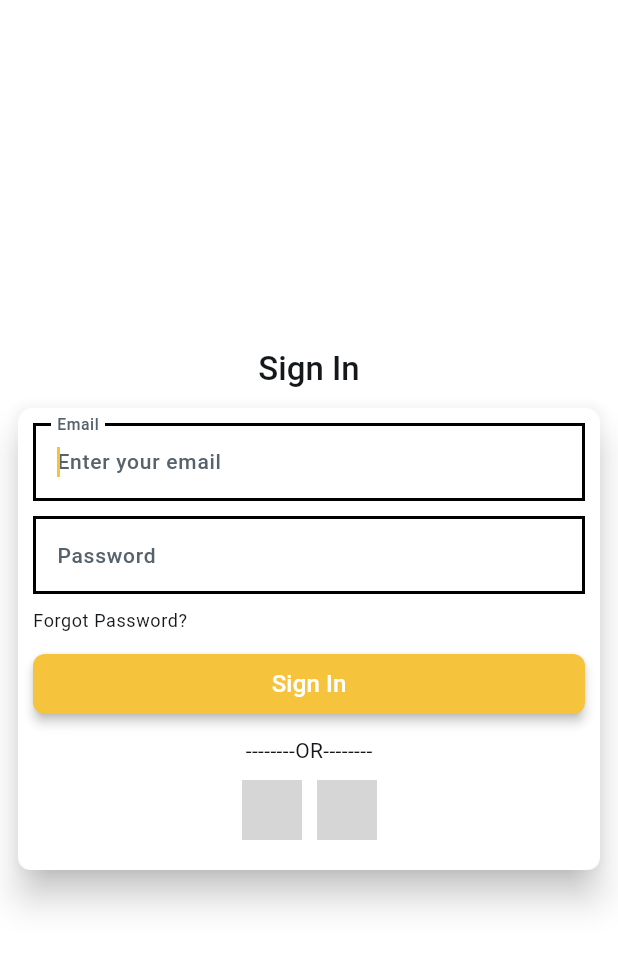
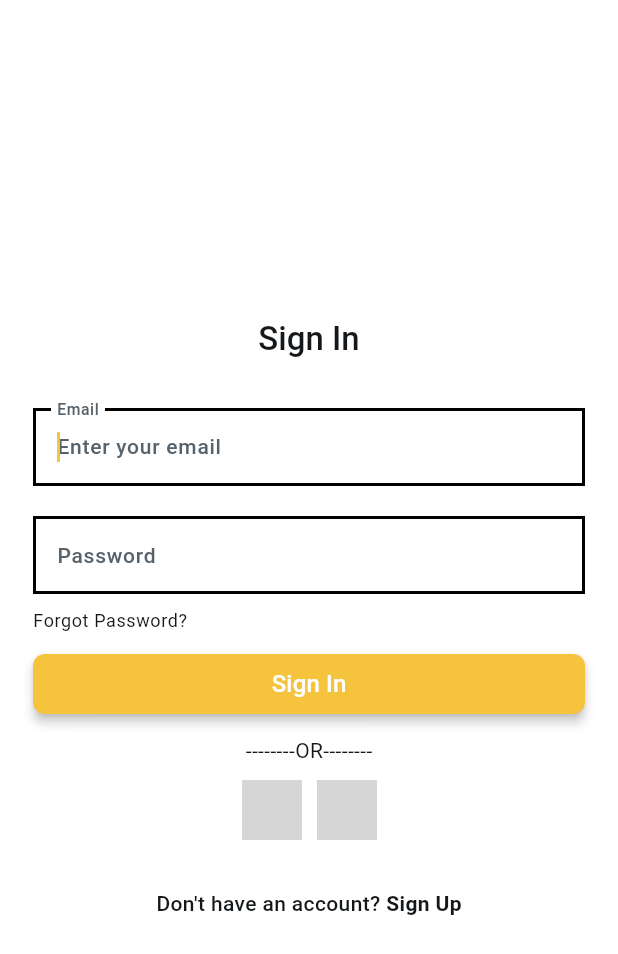
Before and after one commit to Mohammad-Areeb-Kashaf/furndayseller, a Flutter app: the screen it shows after launch, on a phone screen of 412 x 824 dp. Shown: the top 954 px of the screen. Run offline on Flutter 3.47's test engine with Material 3 defaults, Android fonts, the phone set to English and light mode, and no system bars; our stand-ins replace auto_size_text, cloud_firestore, connectivity_plus, firebase_auth, firebase_core, get and 1 more; accounts and stored records are empty; Roboto replaces fonts that are missing (Readex Pro); grey boxes are pictures that could not be loaded.

Commit message:
Sign In and Sign Up screen designed properly

```diff
--- a/lib/main.dart
+++ b/lib/main.dart
@@ -150,7 +150,7 @@ class _MyAppState extends State<MyApp> {
               900: Color(0xffEFA11A),
             },
           ),
-          scaffoldBackgroundColor: kWhiteBackground,
+          scaffoldBackgroundColor: const Color(0xffF1F4F8),
           appBarTheme: const AppBarTheme(
             titleTextStyle: TextStyle(
                 color: Colors.black, fontSize: 16, fontWeight: FontWeight.bold),
--- a/lib/screens/auth_screens/signin_screen.dart
+++ b/lib/screens/auth_screens/signin_screen.dart
@@ -1,4 +1,5 @@
 import 'package:furndayseller/constants.dart';
+import 'package:furndayseller/screens/auth_screens/sign_up_screen.dart';
 
 class SignInScreen extends StatefulWidget {
   const SignInScreen({Key? key}) : super(key: key);
@@ -11,7 +12,6 @@ class _SignInScreenState extends State<SignInScreen> {
   @override
   Widget build(BuildContext context) {
     return Scaffold(
-      backgroundColor: const Color(0xffF1F4F8),
       body: SafeArea(
         top: true,
         child: Align(
@@ -32,10 +32,12 @@ class _SignInScreenState extends State<SignInScreen> {
                 ),
                 Padding(
                   padding: const EdgeInsets.all(12),
-                  child: Material(
-                    elevation: 10,
-                    shape: const RoundedRectangleBorder(
-                      borderRadius: BorderRadius.all(Radius.circular(8)),
+                  child: Container(
+                    width: double.infinity,
+                    decoration: BoxDecoration(
+                      color: Colors.white,
+                      borderRadius: BorderRadius.circular(10),
+                      shape: BoxShape.rectangle,
                     ),
                     child: Container(
                       width: double.infinity,
@@ -51,7 +53,10 @@ class _SignInScreenState extends State<SignInScreen> {
                           mainAxisSize: MainAxisSize.max,
                           crossAxisAlignment: CrossAxisAlignment.stretch,
                           children: [
-                            TextFormField(
+                            Padding(
+                              padding: const EdgeInsetsDirectional.fromSTEB(
+                                  0, 10, 0, 10),
+                              child: TextFormField(
                                 autofocus: true,
                                 obscureText: false,
                                 decoration: InputDecoration(
@@ -88,6 +93,7 @@ class _SignInScreenState extends State<SignInScreen> {
                                 ),
                                 style: Theme.of(context).textTheme.bodyMedium,
                                 keyboardType: TextInputType.emailAddress,
+                              ),
                             ),
                             Padding(
                               padding: const EdgeInsetsDirectional.fromSTEB(
@@ -131,8 +137,8 @@ class _SignInScreenState extends State<SignInScreen> {
                             ),
                             Align(
                               alignment: const AlignmentDirectional(-1, 0),
-                              child: Form(
-                                autovalidateMode: AutovalidateMode.disabled,
+                              child: GestureDetector(
+                                onTap: () {},
                                 child: Text(
                                   'Forgot Password?',
                                   style: Theme.of(context).textTheme.bodySmall,
@@ -144,7 +150,7 @@ class _SignInScreenState extends State<SignInScreen> {
                                   0, 10, 0, 10),
                               child: ElevatedButton(
                                 onPressed: () {
-                                  print('Button pressed ...');
+                                  printInfo(info: "Sign In Button Pressed");
                                 },
                                 style: ButtonStyle(
                                   backgroundColor:
@@ -192,8 +198,8 @@ class _SignInScreenState extends State<SignInScreen> {
                                 mainAxisAlignment: MainAxisAlignment.center,
                                 crossAxisAlignment: CrossAxisAlignment.end,
                                 children: [
-                                  Form(
-                                    autovalidateMode: AutovalidateMode.disabled,
+                                  GestureDetector(
+                                    onTap: () {},
                                     child: Container(
                                       width: 40,
                                       height: 40,
@@ -209,8 +215,8 @@ class _SignInScreenState extends State<SignInScreen> {
                                     ),
                                   ),
                                   const SizedBox(width: 10),
-                                  Form(
-                                    autovalidateMode: AutovalidateMode.disabled,
+                                  GestureDetector(
+                                    onTap: () {},
                                     child: Container(
                                       width: 40,
                                       height: 40,
@@ -234,6 +240,41 @@ class _SignInScreenState extends State<SignInScreen> {
                     ),
                   ),
                 ),
+                Align(
+                  alignment: const AlignmentDirectional(0, 0),
+                  child: GestureDetector(
+                    onTap: () async {
+                      Navigator.pushReplacement(
+                          context,
+                          CupertinoPageRoute(
+                              builder: (context) => const SignUpScreen()));
+                    },
+                    child: RichText(
+                      text: TextSpan(
+                        children: [
+                          TextSpan(
+                            text: 'Don\'t have an account? ',
+                            style: Theme.of(context)
+                                .textTheme
+                                .bodyMedium!
+                                .copyWith(
+                                  fontFamily: 'Readex Pro',
+                                  color: const Color(0xff14181B),
+                                  fontWeight: FontWeight.w500,
+                                ),
+                          ),
+                          const TextSpan(
+                            text: 'Sign Up',
+                            style: TextStyle(
+                              fontWeight: FontWeight.bold,
+                            ),
+                          )
+                        ],
+                        style: Theme.of(context).textTheme.bodyMedium,
+                      ),
+                    ),
+                  ),
+                )
               ],
             ),
           ),
```
Also changed, not shown: lib/screens/auth_screens/sign_up_screen.dart (added, +265 -0 lines). Lines whose indentation alone changed are shown as unchanged.
